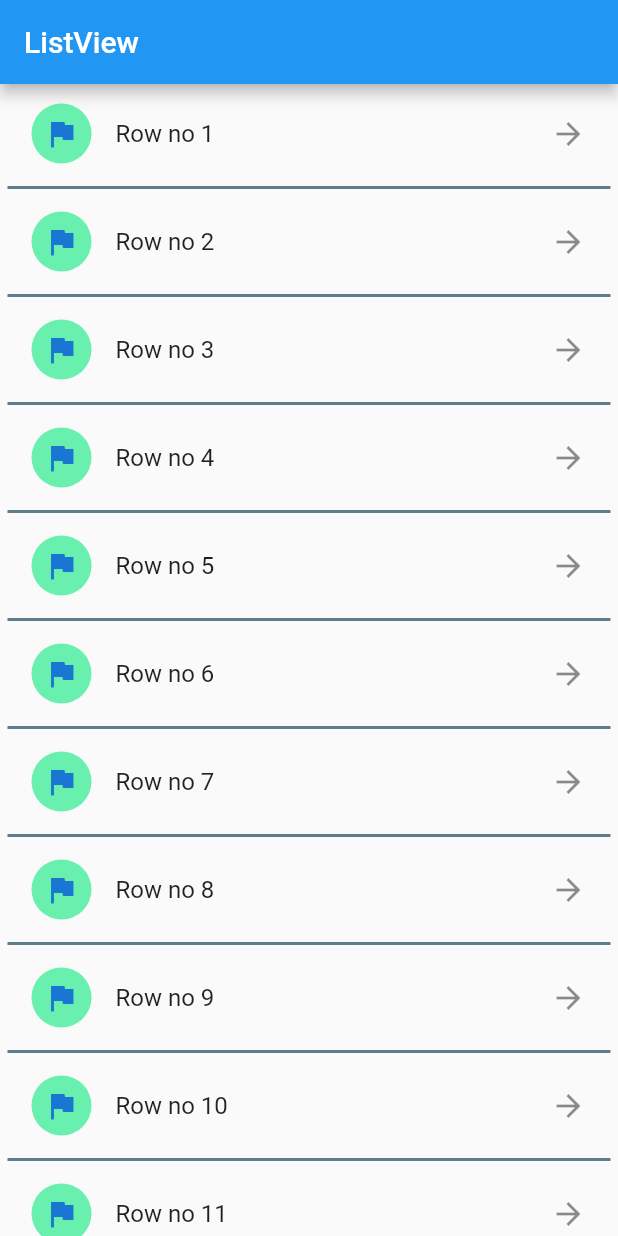
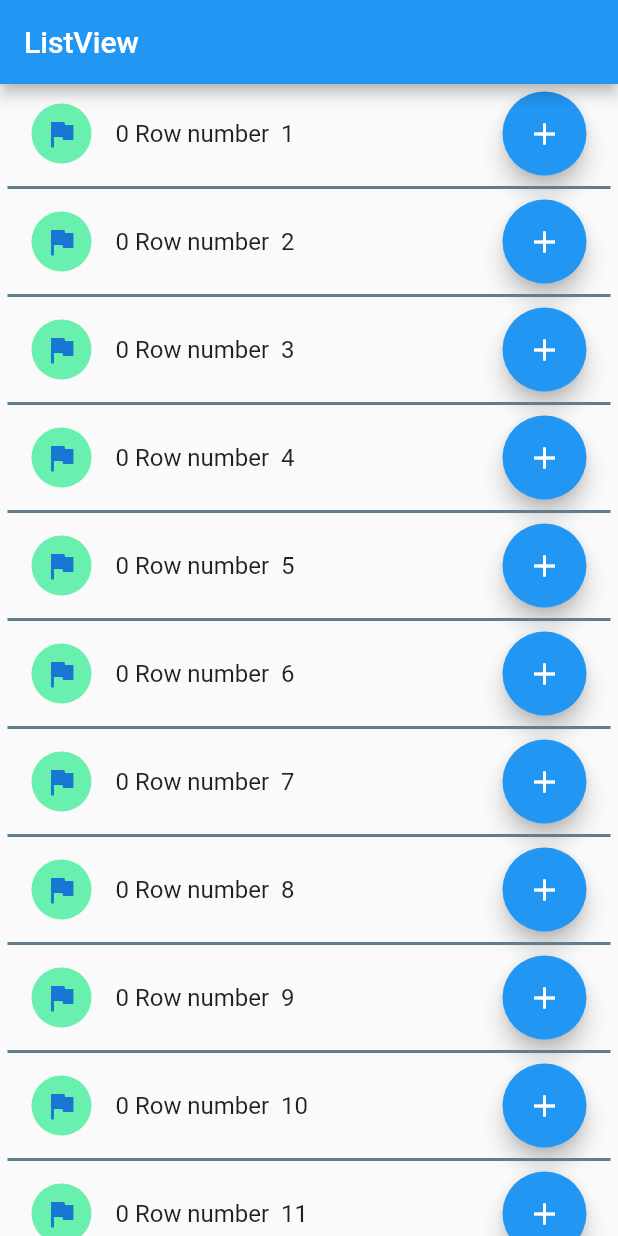
Before and after one commit to MdAbdullahAlMahmud/Dum-Flut, a Flutter app: the screen it shows after launch, on a phone screen of 412 x 824 dp. Run offline on Flutter 3.47's test engine with Material 2 defaults, Android fonts, the phone set to English and light mode, and no system bars; missing offline and left inert: dart:ffi.

Commit message:
list with floating button click

```diff
--- a/lib/main.dart
+++ b/lib/main.dart
@@ -32,7 +32,7 @@ class _MyAppState extends State<MyApp> {
     return ListView.separated(
       scrollDirection: Axis.vertical,
         padding: EdgeInsets.all(5.0),
-        separatorBuilder: (context, index) => Divider(color: Colors.blueGrey,
+        separatorBuilder: (context, index) => const Divider(color: Colors.blueGrey,
         thickness: 2.0,),
         itemCount:items.length,itemBuilder: (BuildContext context,int index)
     {
@@ -40,7 +40,7 @@ class _MyAppState extends State<MyApp> {
         width: 400.0,
           child:
         ListTile(
-            title: Text("Row no ${items[index]}"),
+            title: Text("${count} Row number  ${items[index]}"),
              /*leading: Container(
           width: 40.0,
           height: 40.0,
@@ -55,10 +55,23 @@ class _MyAppState extends State<MyApp> {
               backgroundColor: Colors.greenAccent,
               child: Icon(Icons.flag),
             ),
-            trailing: Icon(Icons.arrow_forward),
+            trailing: FloatingActionButton(
+              onPressed: onButtonClicked,
+              child: Icon(Icons.add),
+            ),
           ),
       );
     }
     );
   }
+
+  int count = 0 ;
+  void onButtonClicked(){
+    setState(() {
+      count++;
+      if(count>=10){
+        count=0;
+      }
+    });
+  }
 }
```
